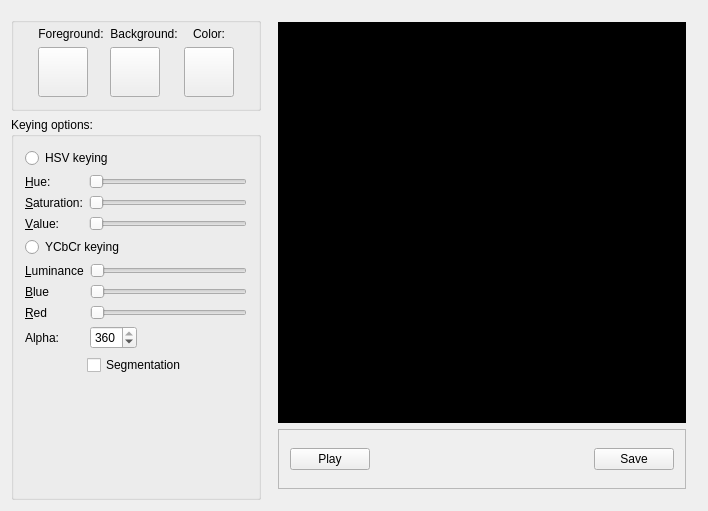
Before: the Qt Designer form mainwidget.ui in k8/ChromaKey, drawn with Qt 5.
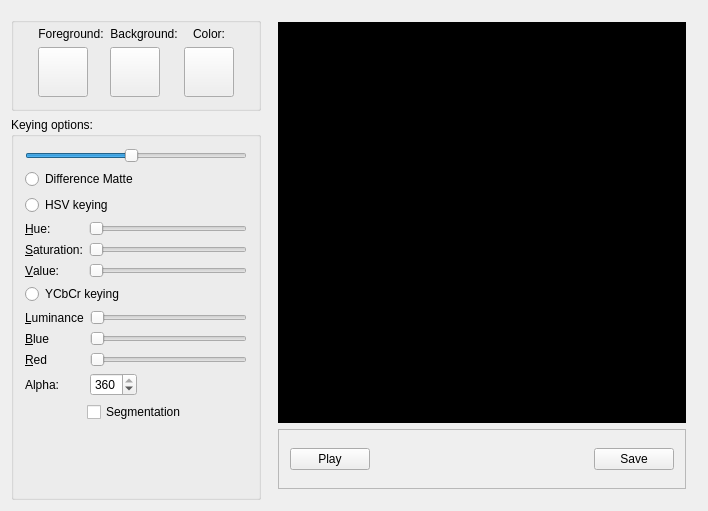
After: the same form once the commit is applied. Custom widgets are drawn as their Qt base class.

Commit message: Difference matte

The edit to the form file:
```diff
--- a/mainwidget.ui
+++ b/mainwidget.ui
@@ -198,6 +198,26 @@
          <bool>false</bool>
         </property>
         <layout class="QVBoxLayout" name="verticalLayout">
+         <item>
+          <widget class="QSlider" name="dmSlider">
+           <property name="maximum">
+            <number>255</number>
+           </property>
+           <property name="value">
+            <number>122</number>
+           </property>
+           <property name="orientation">
+            <enum>Qt::Horizontal</enum>
+           </property>
+          </widget>
+         </item>
+         <item>
+          <widget class="QRadioButton" name="dmButton">
+           <property name="text">
+            <string>Difference Matte</string>
+           </property>
+          </widget>
+         </item>
          <item>
           <widget class="QRadioButton" name="hsvButton">
            <property name="text">
```
The commit also changes 10 other files.
